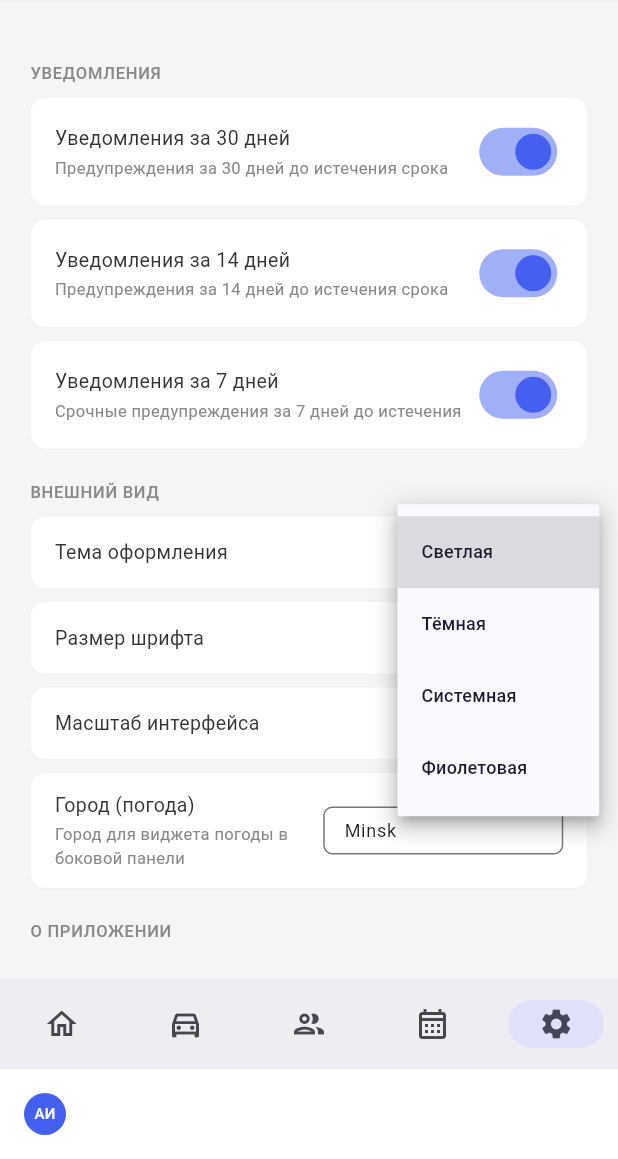
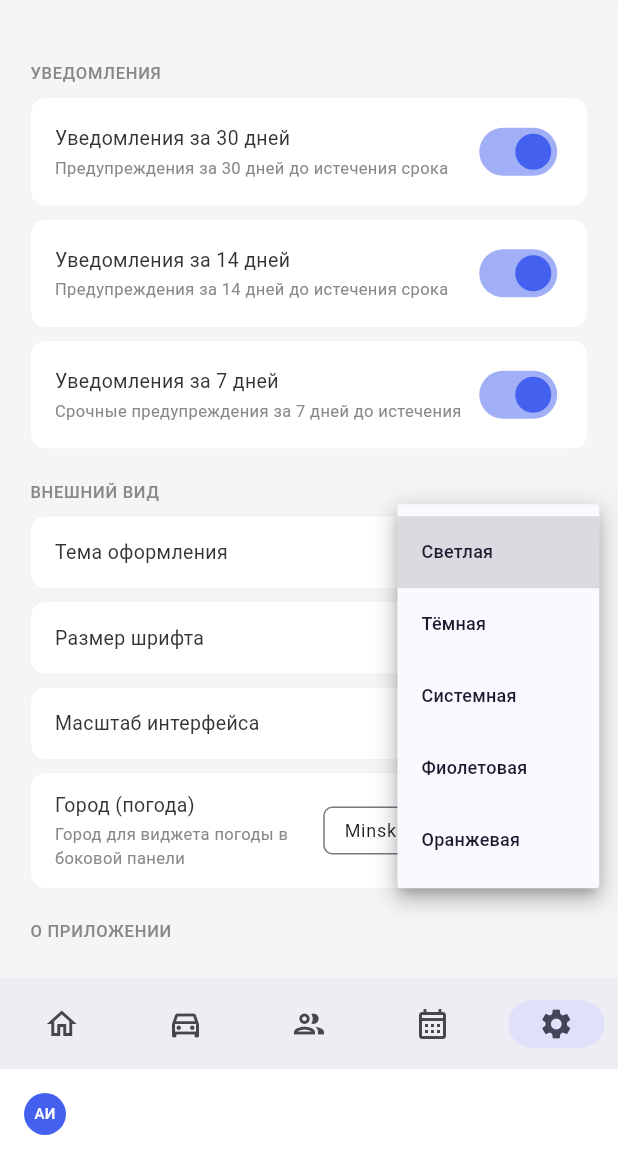
Before and after one commit to VkSun/ATControl, a Flutter app: the SettingsScreen screen opened by its route, after a tap on "Светлая", on a phone screen of 412 x 824 dp, the part 77-1236 px from its top. Run offline on Flutter 3.47's test engine with Material 3 defaults, Android fonts, the phone set to English and light mode, and no system bars; our stand-ins replace file_picker, flutter_local_notifications, flutter_riverpod, go_router, package_info_plus, shared_preferences and 1 more; missing offline and left inert: gotrue, launch_at_startup, local_notifier, tray_manager, window_manager; accounts and stored records are empty; generated files the repository leaves out were written again; network calls fail.

Commit message:
feat(theme): add Оранжевая (orange) theme
Second theme added on top of the accent-color infrastructure from
the previous commit — just a new ThemeData + AppColors entry this
time, no sweep needed. Warm orange accent (#FF7A30), light peach
background, styled after a second reference mockup.

flutter analyze clean (45, baseline), all 163 tests pass.

Co-Authored-By: Claude Fable 5 <noreply@anthropic.com>
Claude-Session: https://claude.ai/code/session_01DkgpfqtYtWsXc5FYhAC5yA

```diff
--- a/lib/screens/settings/settings_screen.dart
+++ b/lib/screens/settings/settings_screen.dart
@@ -118,13 +118,15 @@ class SettingsScreen extends ConsumerWidget {
                     AppThemeMode.dark => 'Тёмная',
                     AppThemeMode.system => 'Системная',
                     AppThemeMode.purple => 'Фиолетовая',
+                    AppThemeMode.orange => 'Оранжевая',
                   },
-                  options: const ['Светлая', 'Тёмная', 'Системная', 'Фиолетовая'],
+                  options: const ['Светлая', 'Тёмная', 'Системная', 'Фиолетовая', 'Оранжевая'],
                   onChanged: (v) {
                     ref.read(themeModeProvider.notifier).set(switch (v) {
                       'Светлая' => AppThemeMode.light,
                       'Тёмная' => AppThemeMode.dark,
                       'Фиолетовая' => AppThemeMode.purple,
+                      'Оранжевая' => AppThemeMode.orange,
                       _ => AppThemeMode.system,
                     });
                   },
--- a/lib/utils/theme.dart
+++ b/lib/utils/theme.dart
@@ -7,7 +7,7 @@ import 'brand_colors.dart';
 /// Раздельно от Flutter-овского ThemeMode: помимо светлая/тёмная/системная
 /// сюда добавляются именованные цветовые темы (см. AppTheme.purpleTheme) —
 /// они переключаются тем же селектором в Настройках, добавляются по одной.
-enum AppThemeMode { light, dark, system, purple }
+enum AppThemeMode { light, dark, system, purple, orange }
 
 final themeModeProvider =
     StateNotifierProvider<_ThemePref, AppThemeMode>((_) => _ThemePref());
@@ -63,6 +63,7 @@ class AppTheme {
   static const _amber = Color(0xFFEF9F27);
   static const _green = Color(0xFF639922);
   static const _purpleAccent = Color(0xFF6C5DD3);
+  static const _orangeAccent = Color(0xFFFF7A30);
 
   static ThemeData lightTheme = ThemeData(
     useMaterial3: true,
@@ -238,6 +239,67 @@ class AppTheme {
       ),
     ],
   );
+
+  // Оранжевая: акцент из второго мокапа-референса (тёплый оранжевый),
+  // светлый персиковый фон — та же структура, что у purpleTheme.
+  static ThemeData orangeTheme = ThemeData(
+    useMaterial3: true,
+    colorScheme: ColorScheme.fromSeed(
+      seedColor: _orangeAccent,
+      brightness: Brightness.light,
+    ),
+    scaffoldBackgroundColor: const Color(0xFFFDF0E4),
+    cardColor: Colors.white,
+    appBarTheme: const AppBarTheme(
+      backgroundColor: Colors.white,
+      foregroundColor: Color(0xFF1A1A2E),
+      elevation: 0,
+      surfaceTintColor: Colors.transparent,
+    ),
+    dialogTheme: const DialogThemeData(
+      backgroundColor: Colors.white,
+      surfaceTintColor: Colors.transparent,
+      titleTextStyle: TextStyle(fontSize: 18, fontWeight: FontWeight.w600, color: Color(0xFF1A1A2E)),
+      contentTextStyle: TextStyle(fontSize: 13, color: Color(0xFF333333)),
+    ),
+    textTheme: const TextTheme(
+      bodyMedium: TextStyle(fontSize: 13, color: Color(0xFF333333)),
+      bodySmall: TextStyle(fontSize: 11, color: Color(0xFF888888)),
+      titleMedium: TextStyle(fontSize: 14, fontWeight: FontWeight.w500, color: Color(0xFF1A1A2E)),
+    ),
+    filledButtonTheme: FilledButtonThemeData(
+      style: FilledButton.styleFrom(
+        backgroundColor: _orangeAccent,
+        foregroundColor: Colors.white,
+      ),
+    ),
+    outlinedButtonTheme: OutlinedButtonThemeData(
+      style: OutlinedButton.styleFrom(
+        foregroundColor: _orangeAccent,
+        side: const BorderSide(color: _orangeAccent),
+      ),
+    ),
+    textButtonTheme: TextButtonThemeData(
+      style: TextButton.styleFrom(foregroundColor: _orangeAccent),
+    ),
+    extensions: const [
+      AppColors(
+        accent: _orangeAccent,
+        danger: _danger,
+        amber: _amber,
+        success: _green,
+        sidebarBg: Colors.white,
+        sidebarActive: _orangeAccent,
+        tableBorder: Color(0xFFF6E3D2),
+        badgeRed: Color(0xFFFCEBEB),
+        badgeRedText: Color(0xFFA32D2D),
+        badgeAmber: Color(0xFFFAEEDA),
+        badgeAmberText: Color(0xFF854F0B),
+        badgeGreen: Color(0xFFEAF3DE),
+        badgeGreenText: Color(0xFF3B6D11),
+      ),
+    ],
+  );
 }
 
 class AppColors extends ThemeExtension<AppColors> {
@@ -304,6 +366,7 @@ final resolvedThemeProvider = Provider<ThemeData>((ref) {
   return switch (mode) {
     AppThemeMode.dark => AppTheme.darkTheme,
     AppThemeMode.purple => AppTheme.purpleTheme,
+    AppThemeMode.orange => AppTheme.orangeTheme,
     AppThemeMode.light || AppThemeMode.system => AppTheme.lightTheme,
   };
 });
```
